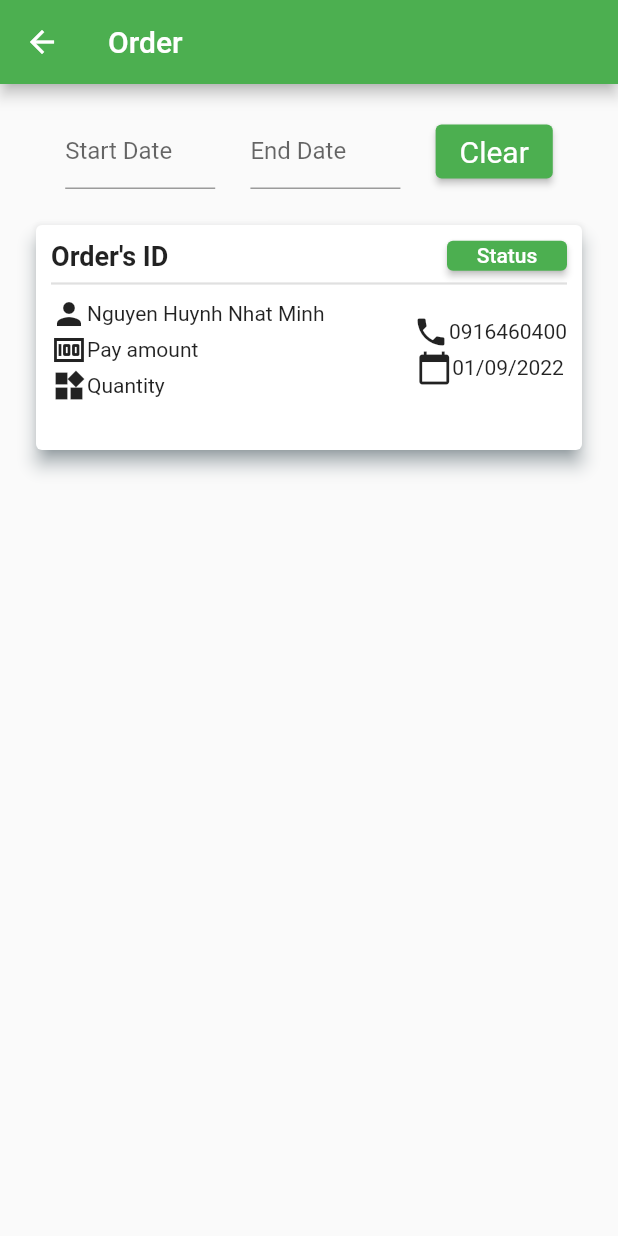
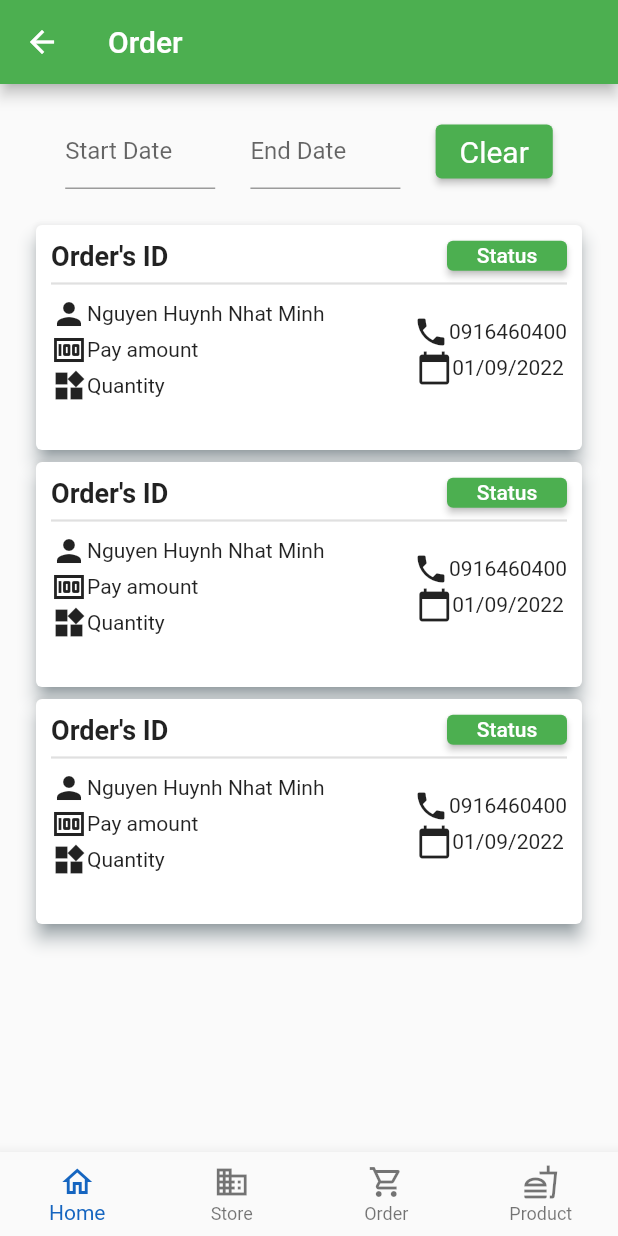
Before and after one commit to Grocery-Store-Management/GSMS.MobileApp.SWD, a Flutter app: the OrderScreen screen opened by its route, on a phone screen of 412 x 824 dp. Run offline on Flutter 3.47's test engine with Material 2 defaults, Android fonts, the phone set to English and light mode, and no system bars; our stand-ins replace equatable, syncfusion_flutter_charts; network calls fail.

Commit message:
create order detail screen

```diff
--- a/lib/routes.dart
+++ b/lib/routes.dart
@@ -2,8 +2,10 @@ import 'package:flutter/material.dart';
 
 import 'package:gsms_mobileapp_swd/screens/home_screen/home.dart';
 import 'package:gsms_mobileapp_swd/screens/order_screen/order.dart';
+import 'package:gsms_mobileapp_swd/screens/order_detail_screen/order_detail.dart';
 
 final Map<String, WidgetBuilder> routes = {
   HomeScreen.routeName: (context) => const HomeScreen(),
   OrderScreen.routeName: (context) => const OrderScreen(),
+  OrderDetailScreen.routeName: (context) => const OrderDetailScreen(),
 };
--- a/lib/screens/order_screen/order.dart
+++ b/lib/screens/order_screen/order.dart
@@ -1,11 +1,12 @@
 import 'package:flutter/material.dart';
+import 'package:gsms_mobileapp_swd/widgets/bottom_nav_bar.dart';
 import 'package:gsms_mobileapp_swd/widgets/order_screen_widgets/order_list_card.dart';
 import 'package:gsms_mobileapp_swd/widgets/order_screen_widgets/order_date_picker.dart';
 
 class OrderScreen extends StatefulWidget {
   const OrderScreen({Key? key}) : super(key: key);
 
-  static String routeName = '/order_list';
+  static String routeName = '/order_screen';
 
   @override
   State<OrderScreen> createState() => _OrderState();
@@ -27,8 +28,11 @@ class _OrderState extends State<OrderScreen> {
         children: const <Widget>[
           OrderDatePicker(),
           OrderListCard(),
+          OrderListCard(),
+          OrderListCard(),
         ],
       ),
+      bottomNavigationBar: const BottomNavigation(),
     );
   }
 }
--- a/lib/widgets/bottom_nav_bar.dart
+++ b/lib/widgets/bottom_nav_bar.dart
@@ -0,0 +1,53 @@
+import 'package:flutter/material.dart';
+
+class BottomNavigation extends StatefulWidget {
+  const BottomNavigation({
+    Key? key,
+  }) : super(key: key);
+
+  @override
+  State<BottomNavigation> createState() => _BottomNavigationState();
+}
+
+class _BottomNavigationState extends State<BottomNavigation> {
+  int _selectedIndex = 0;
+
+  void _onItemTapped(int index) {
+    setState(() {
+      _selectedIndex = index;
+      switch(_selectedIndex) {
+        case 0:
+          Navigator.pushNamed(context, '/order_screen');
+          break;
+      }
+    });
+  }
+
+  @override
+  Widget build(BuildContext context) {
+    return BottomNavigationBar(
+      type: BottomNavigationBarType.fixed,
+      items: const <BottomNavigationBarItem>[
+        BottomNavigationBarItem(
+          icon: Icon(Icons.home_outlined),
+          label: 'Home',
+        ),
+        BottomNavigationBarItem(
+          icon: Icon(Icons.business),
+          label: 'Store',
+        ),
+        BottomNavigationBarItem(
+          icon: Icon(Icons.shopping_cart_outlined),
+          label: 'Order',
+        ),
+        BottomNavigationBarItem(
+          icon: Icon(Icons.fastfood_outlined),
+          label: 'Product',
+        ),
+      ],
+      currentIndex: _selectedIndex,
+      selectedItemColor: Colors.blue[800],
+      onTap: _onItemTapped,
+    );
+  }
+}
--- a/lib/widgets/home_screen_widgets/home_item_grid.dart
+++ b/lib/widgets/home_screen_widgets/home_item_grid.dart
@@ -27,7 +27,7 @@ class _HomeItemGridState extends State<HomeItemGrid> {
           routeName: '/order_list',
         ),
         ItemCard(
-          cardIcon: Icon(Icons.grid_view),
+          cardIcon: Icon(Icons.fastfood_outlined),
           cardName: 'Product',
           amount: 0,
           routeName: '/',
--- a/lib/widgets/order_screen_widgets/order_date_picker.dart
+++ b/lib/widgets/order_screen_widgets/order_date_picker.dart
@@ -11,6 +11,9 @@ class OrderDatePicker extends StatefulWidget {
 }
 
 class _OrderDatePickerState extends State<OrderDatePicker> {
+  late DateTime startDateInput;
+  late DateTime endDateInput;
+
   @override
   Widget build(BuildContext context) {
     return Padding(
--- a/lib/widgets/order_screen_widgets/order_list_card.dart
+++ b/lib/widgets/order_screen_widgets/order_list_card.dart
@@ -18,6 +18,11 @@ class _OrderListCardState extends State<OrderListCard> {
           child: Card(
             elevation: 5,
             shadowColor: Colors.blueGrey,
+            child: InkWell(
+              splashColor: Colors.blue.withAlpha(30),
+              onTap: () {
+                Navigator.pushNamed(context, "/order_detail");
+              },
               child: Column(
                 mainAxisSize: MainAxisSize.min,
                 crossAxisAlignment: CrossAxisAlignment.center,
@@ -39,6 +44,7 @@ class _OrderListCardState extends State<OrderListCard> {
                     ),
                   ),
                 ],
+              ),
             ),
           ),
         ),
```
Also changed, not shown: lib/screens/home_screen/home.dart (+34 -38 lines), lib/screens/order_detail_screen/order_detail.dart (added, +171 -0 lines). Lines whose indentation alone changed are shown as unchanged.
